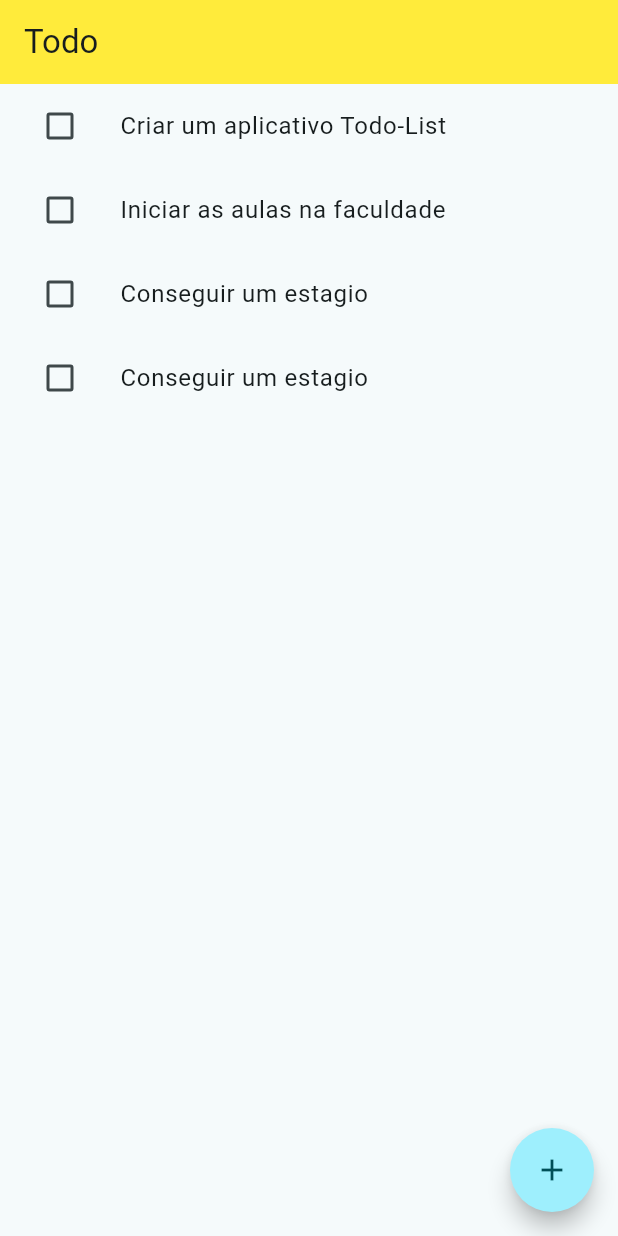
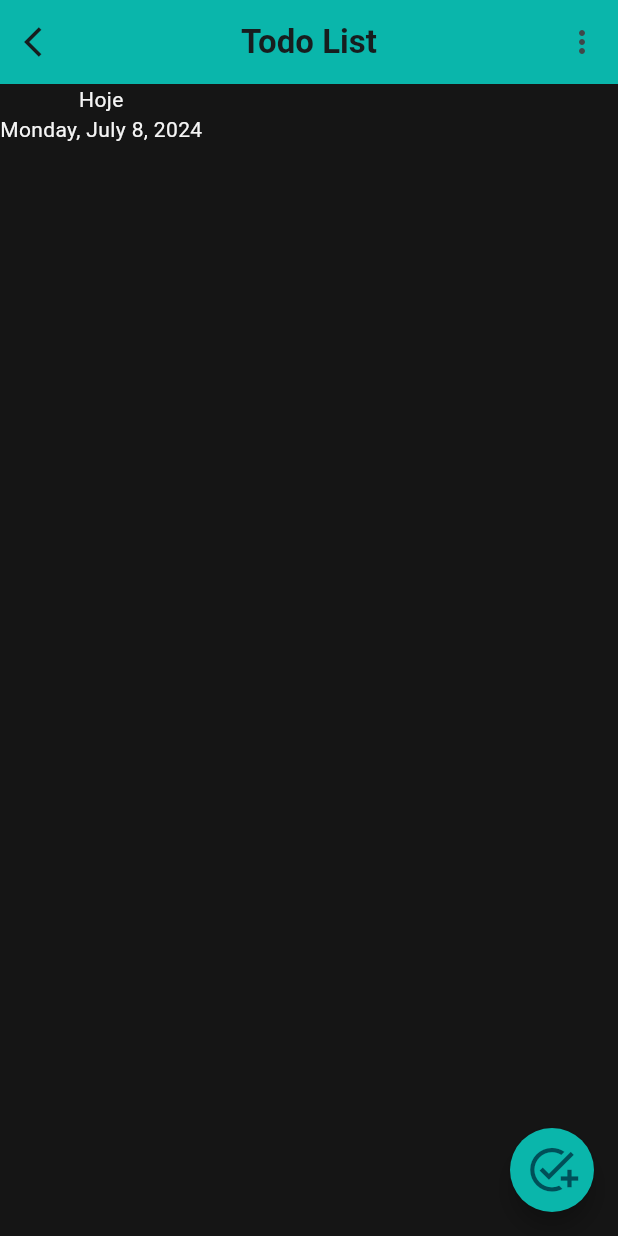
Before and after one commit to Lucaasshq/todo-list, a Flutter app: the screen it shows after launch, on a phone screen of 412 x 824 dp. Run offline on Flutter 3.47's test engine with Material 3 defaults, Android fonts, the phone set to English and light mode, and no system bars.

Commit message:
add new functions

```diff
--- a/lib/colors/colors.dart
+++ b/lib/colors/colors.dart
@@ -1,6 +1,8 @@
 import 'package:flutter/material.dart';
 
 class AppColors {
-  static const Color pretoP = Color.fromARGB(21, 21, 21, 100);
-  static const Color brancoP = Color.fromARGB(10, 182, 171, 100);
+  static const Color pretoP = Color(0xFF151515);
+  static const Color azulp = Color(0xFF0AB6AB);
+  static const Color pretop2 = Color(0xFF201F1F);
+  static const Color brancop = Color(0xFFF5F5F5);
 }
--- a/lib/main.dart
+++ b/lib/main.dart
@@ -18,7 +18,7 @@ class MyApp extends StatelessWidget {
             seedColor: Colors.white, primary: Colors.yellow),
         useMaterial3: true,
       ),
-      home: TarefaPage(title: 'Todo'),
+      home: TarefaPage(title: 'Todo List'),
     );
   }
 }
--- a/lib/model/tarefa.dart
+++ b/lib/model/tarefa.dart
@@ -1,7 +1,7 @@
 import 'package:flutter/material.dart';
 
 class Tarefa {
-  final _id = UniqueKey().toString();
+  final String _id = UniqueKey().toString();
   String _descricao = '';
   bool _concluido = false;
   Tarefa(this._descricao, this._concluido);
@@ -11,10 +11,11 @@ class Tarefa {
   // ignore: unnecessary_getters_setters
   String get descricao => _descricao;
 
+
   set descricao(String descricao) {
     _descricao = descricao;
   }
-
+  // ignore: unnecessary_getters_setters
   bool get concluido => _concluido;
 
   set concluido(bool concluido) {
--- a/lib/repository/tarefa_repository.dart
+++ b/lib/repository/tarefa_repository.dart
@@ -10,4 +10,8 @@ class TarefaRepository {
   List<Tarefa> listaTarefas() {
     return _tarefa;
   }
+
+  void remove(String id) {
+    _tarefa.removeWhere(((tarefa) => tarefa.id == id));
+  }
 }
--- a/lib/tarefas_page.dart
+++ b/lib/tarefas_page.dart
@@ -1,7 +1,10 @@
+import 'package:flutter/cupertino.dart';
 import 'package:flutter/material.dart';
 import 'package:flutter/widgets.dart';
+import 'package:todolist/colors/colors.dart';
 import 'package:todolist/repository/tarefa_repository.dart';
 import './model/tarefa.dart';
+import 'package:intl/intl.dart';
 
 // ignore: must_be_immutable
 class TarefaPage extends StatefulWidget {
@@ -17,38 +20,93 @@ class _TarefaPageState extends State<TarefaPage> {
   TextEditingController descricaoController = TextEditingController();
   final _form = GlobalKey<FormState>();
   var tarefaRepository = TarefaRepository();
-  List<Tarefa> _tarefa = <Tarefa>[
-    Tarefa('Criar um aplicativo Todo-List', false),
-    Tarefa('Iniciar as aulas na faculdade', false),
-    Tarefa('Conseguir um estagio', false),
-    Tarefa('Conseguir um estagio', false),
-  ];
+  final List<Tarefa> _tarefa = <Tarefa>[];
+  bool isChecked = false;
+
+  void addTask() {
+    tarefaRepository.adicionar(Tarefa(descricaoController.text, isChecked));
+    _tarefa.add(Tarefa(descricaoController.text, isChecked));
+    Navigator.pop(context);
+
+    setState(() {});
+  }
 
   @override
   Widget build(BuildContext context) {
     return Scaffold(
+      backgroundColor: AppColors.pretoP,
       appBar: AppBar(
-        backgroundColor: Theme.of(context).primaryColor,
+        backgroundColor: AppColors.azulp,
         title: Text(
           widget.title,
+          style: const TextStyle(fontWeight: FontWeight.bold),
+        ),
+        centerTitle: true,
+        actions: [
+          IconButton(onPressed: () {}, icon: const Icon(Icons.more_vert))
+        ],
+        leading: IconButton(onPressed: () {}, icon: Icon(Icons.arrow_back_ios)),
+      ),
+      // ignore: avoid_unnecessary_containers
+      body: Column(
+        crossAxisAlignment: CrossAxisAlignment.start,
+        children: [
+          Column(
+            children: [
+              const Text(
+                'Hoje',
+                style: TextStyle(
+                  color: AppColors.brancop,
                 ),
               ),
-      // ignore: avoid_unnecessary_containers
-      body: Container(
-        child: Column(
-          children: [
+              Text(
+                DateFormat.yMMMMEEEEd().format(DateTime.now()),
+                style: const TextStyle(color: AppColors.brancop),
+              ),
+            ],
+          ),
           Expanded(
             child: ListView.builder(
               itemCount: _tarefa.length,
               itemBuilder: (BuildContext context, index) {
                 var tarefa = _tarefa[index];
                 return Dismissible(
+                  background: Container(
+                    color: Colors.red[400],
+                    child: const Icon(Icons.delete_forever),
+                  ),
+                  onDismissed: (direction) {
+                    setState(() {
+                      tarefaRepository.remove(tarefa.id);
+                      _tarefa.removeAt(index);
+                    });
+                  },
                   key: Key(tarefa.id),
+                  child: Card(
+                    shape: const BeveledRectangleBorder(),
+                    color: AppColors.pretop2,
+                    margin:
+                        const EdgeInsets.symmetric(horizontal: 7, vertical: 6),
                     child: ListTile(
-                      title: Text(tarefa.descricao),
+                      title: Text(
+                        tarefa.descricao,
+                        style: TextStyle(
+                            decoration: tarefa.concluido
+                                ? TextDecoration.lineThrough
+                                : TextDecoration.none,
+                            fontWeight: FontWeight.w700,
+                            color: AppColors.brancop),
+                      ),
                       leading: Checkbox(
-                        value: false,
-                        onChanged: (value) {},
+                        activeColor: AppColors.brancop,
+                        checkColor: AppColors.pretoP,
+                        value: tarefa.concluido,
+                        onChanged: (newbool) {
+                          setState(() {
+                            tarefa.concluido = newbool!;
+                          });
+                        },
+                      ),
                     ),
                   ),
                 );
@@ -57,8 +115,8 @@ class _TarefaPageState extends State<TarefaPage> {
           ),
         ],
       ),
-      ),
       floatingActionButton: FloatingActionButton(
+          backgroundColor: AppColors.azulp,
           onPressed: () {
             showDialog(
                 context: context,
@@ -73,14 +131,7 @@ class _TarefaPageState extends State<TarefaPage> {
                     ),
                     actions: [
                       TextButton(
-                        onPressed: () {
-                          tarefaRepository.adicionar(
-                              Tarefa(descricaoController.text, false));
-                          _tarefa.add(tarefaRepository.listaTarefas() as Tarefa);
-                          Navigator.pop(context);
-
-                          setState(() {});
-                        },
+                          onPressed: addTask,
                           child: const Text(
                             'Adicionar',
                             style: TextStyle(color: Colors.black),
@@ -90,8 +141,10 @@ class _TarefaPageState extends State<TarefaPage> {
                 });
           },
           shape: const CircleBorder(),
-        child: const Icon(Icons.add),
-      ),
+          child: const Icon(
+            Icons.add_task,
+            size: 35,
+          )),
     );
   }
 }
--- a/pubspec.yaml
+++ b/pubspec.yaml
@@ -32,9 +32,12 @@ dependencies:
     sdk: flutter
 
 
+
+
   # The following adds the Cupertino Icons font to your application.
   # Use with the CupertinoIcons class for iOS style icons.
   cupertino_icons: ^1.0.6
+  intl: ^0.19.0
 
 dev_dependencies:
   flutter_test:
```
Also changed, not shown: pubspec.lock. Lines whose indentation alone changed are shown as unchanged.
